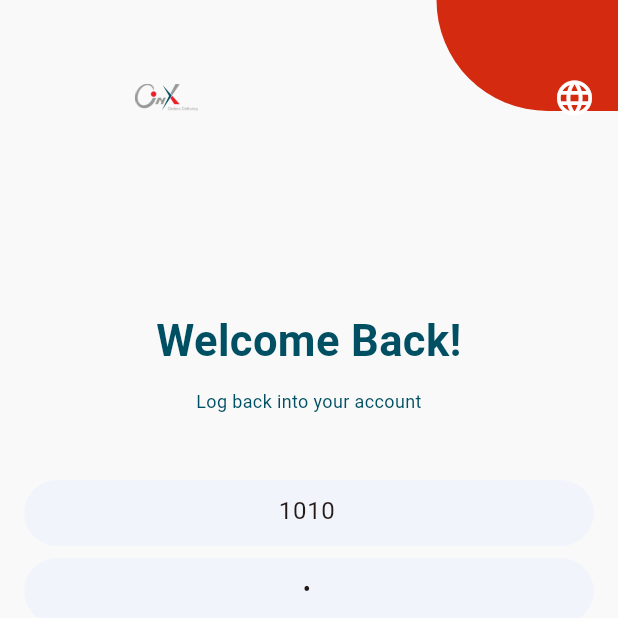
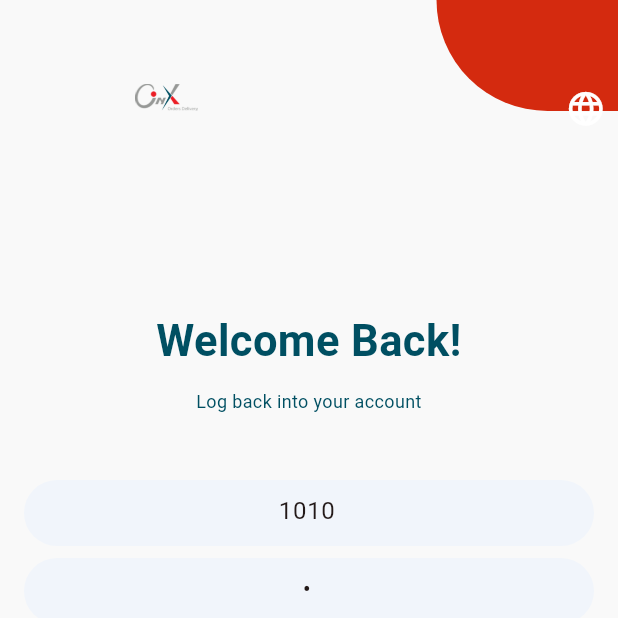
Before and after one commit to AbdoAnany/delivery, a Flutter app: the screen it shows after launch, after a tap on "Log in", on a phone screen of 412 x 824 dp, the top half of it. Run offline on Flutter 3.47's test engine with Material 3 defaults, Android fonts, the phone set to English and light mode, and no system bars; our stand-ins replace dio, equatable, flutter_bloc, shared_preferences, sqflite; accounts and stored records are empty; network calls fail; Roboto replaces fonts that are missing (Montserrat).

Commit message:
splash.dart ui

```diff
--- a/lib/core/AppColor.dart
+++ b/lib/core/AppColor.dart
@@ -25,8 +25,8 @@ class ApiConstants {
 
 class AppImages {
   static const String logo = 'assets/images/logo.png';
-  static const String splash = 'assets/images/splash.png';
+  static const String tawen = 'assets/images/tawen.png';
   static const String background = 'assets/images/background.png';
   static const String deliveryIcon = 'assets/images/delivery.png';
-  static const String profileIcon = 'assets/images/profile_icon.png';
+  static const String delivaryBuke = 'assets/images/delivary_buke.png';
 }
--- a/lib/features/login/presentation/login_screen.dart
+++ b/lib/features/login/presentation/login_screen.dart
@@ -1,9 +1,12 @@
 // login_screen.dart
 import 'package:delivery/features/login/presentation/widget/CustomTextField.dart';
+import 'package:delivery/features/login/presentation/widget/LanguageSelector.dart';
 import 'package:flutter/material.dart';
 import 'package:flutter_bloc/flutter_bloc.dart';
+import 'package:provider/provider.dart';
 
 import '../../../core/AppColor.dart';
+import 'manger/AuthProvider.dart';
 import 'manger/auth_cubit.dart';
 import 'manger/auth_state.dart';
 
@@ -206,11 +209,25 @@ class _LoginScreenState extends State<LoginScreen> {
                 bottomLeft: Radius.circular(1000)),
 
           ),
-          child: const Icon(
-            Icons.language,
-            color: Colors.white,
-            size: 28,
-          ),
+          child: IconButton(
+            icon: const Icon(Icons.language,
+                color: Colors.white,
+                size: 27
+            ),
+            onPressed: () {
+              showDialog(
+                context: context,
+                builder: (context) => LanguageSelector(
+                  currentLanguage: 'en', // Get current language from your state
+                  onLanguageSelected: (languageCode) {
+                    // Handle language change
+                    Provider.of<AuthProvider>(context, listen: false)
+                        .changeLanguage(languageCode);
+                  },
+                ),
+              );
+            },
+          )
         ),
       ],
     );
--- a/lib/features/login/presentation/manger/auth_cubit.dart
+++ b/lib/features/login/presentation/manger/auth_cubit.dart
@@ -46,7 +46,11 @@ class AuthCubit extends Cubit<AuthState> {
       emit(AuthFailure(e.toString()));
     }
   }
-
+  Future<void> changeLanguage(String languageNo) async {
+    // _languageNo = languageNo;
+    // await sharedPreferences.setString('languageNo', languageNo);
+    // notifyListeners();
+  }
   void logout() {
     _authRepository.logout();
     _sessionManager.resetSessionTimer();
--- a/lib/features/splash/splash.dart
+++ b/lib/features/splash/splash.dart
@@ -1,3 +1,4 @@
+import 'package:delivery/core/AppColor.dart';
 import 'package:flutter/material.dart';
 
 class SplashScreen extends StatefulWidget {
@@ -17,8 +18,51 @@ class _SplashScreenState extends State<SplashScreen> {
   @override
   Widget build(BuildContext context) {
     return Scaffold(
-      body: Center(
-        child: Text('Welcome to Delivery App'),
+      backgroundColor: AppColors.babyBlue,
+      body: Column(
+        children: [
+          Expanded(      child: Center(
+              child: Text(
+                'Onyx Delivery',
+                style: TextStyle(
+                  fontSize: 32,
+                  fontWeight: FontWeight.bold,
+                  color: AppColors.babyBlue,
+                ),
+              ),
+            ),
+          ),
+          Expanded(
+            flex: 3,
+            child: Center(
+              child: Image.asset(
+               AppImages.logo,
+                // width: 200,
+                fit: BoxFit.cover,
+                height: 112,
+              ),
+            ),
+          ),
+          Container(
+            height: 245,
+            width: double.infinity,
+
+            margin: EdgeInsets.only(bottom: 32),
+ padding: EdgeInsets.only(top: 60),
+           decoration: BoxDecoration(
+             image: DecorationImage(
+               image: AssetImage(AppImages.tawen),
+               fit: BoxFit.cover,
+             ),
+           ),child: Image.asset(
+              AppImages.delivaryBuke,
+            width: 270,
+            fit: BoxFit.contain,
+            height: 209,
+
+          ),
+          ),
+        ],
       ),
     );
   }
```
Also changed, not shown: lib/features/login/presentation/widget/LanguageSelector.dart (added, +116 -0 lines).
